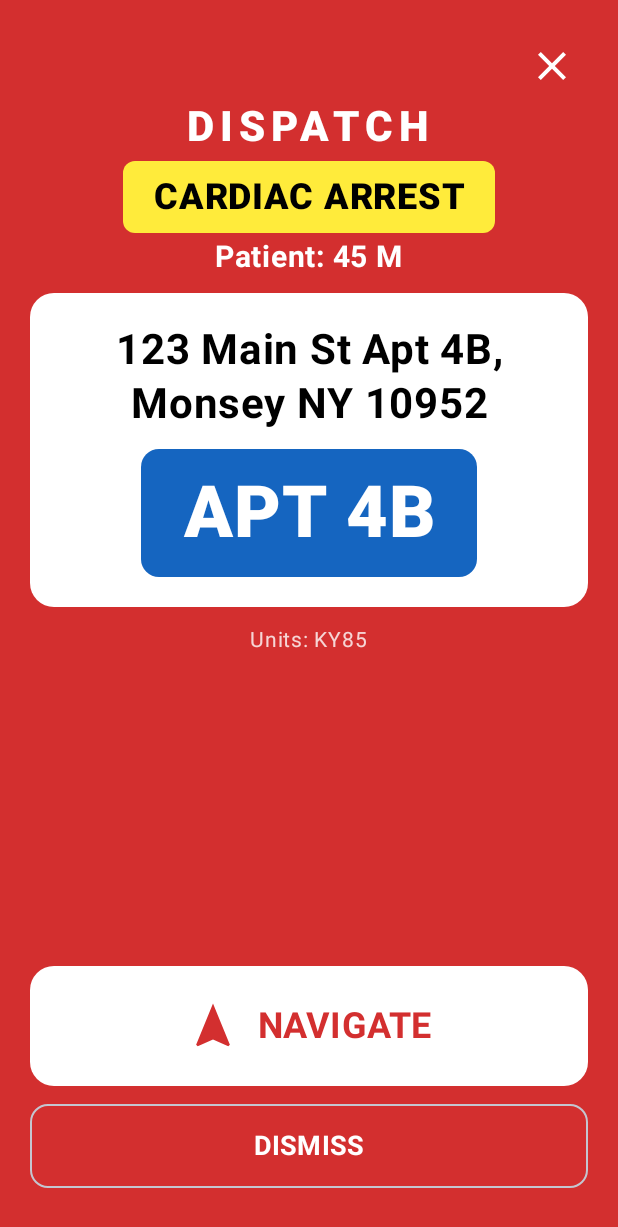
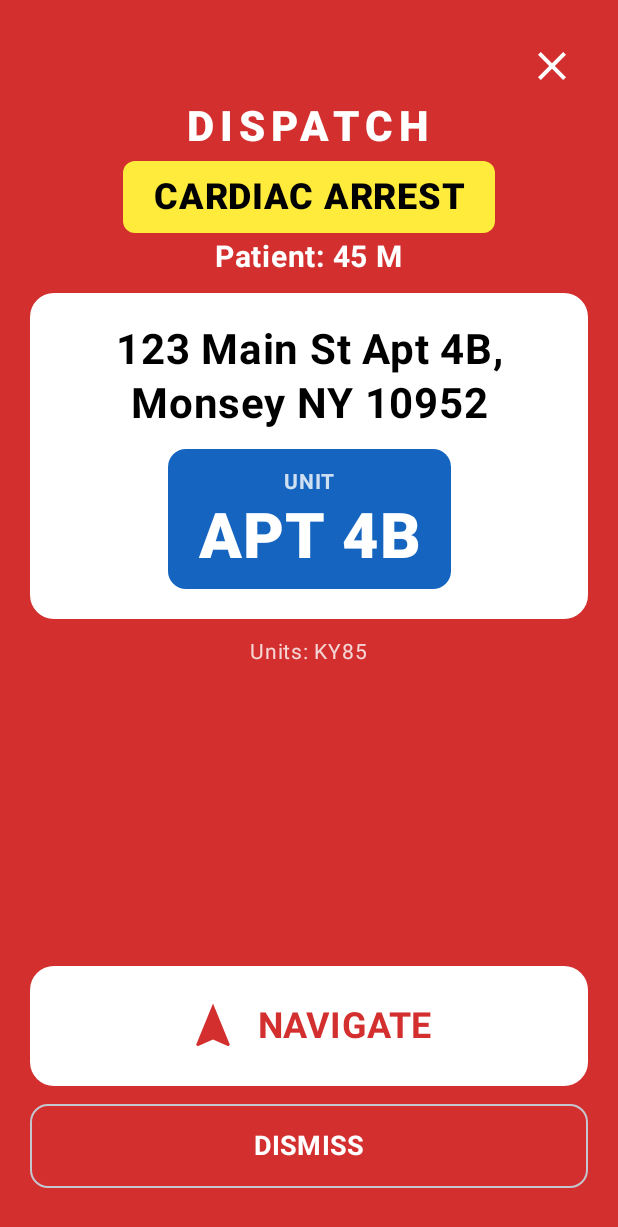
Before and after one commit to moshelandau/Hatzolah, an Android app built with Jetpack Compose: the DashboardScreen screen opened through its navigation route, after a tap on "Test", on a phone screen of 412 x 824 dp. Shown: the top 1227 px of the screen. Run offline under Robolectric (Android 15) with nearby library versions, the phone set to English and light mode, and no system bars; our stand-ins replace Dagger/Hilt's generated code; 1 statement that could not run was skipped; 2 other taps on this screen came first.

Commit message:
Show UNIT and ROOM as separate big badges, strip both from GPS nav
Display:
- UNIT badge (blue): shows #011 extracted from address
- ROOM badge (purple): shows "3" from ROOM: field
- Both displayed as big 42sp text with labels so responder sees at a glance

Navigation:
- Both #011 and room info stripped from address before sending to Maps
- "3 Hamaspik Way, Monroe 10950" navigates correctly now

Data flow: room field now passed through entire chain:
  Parser -> NotifHelper -> DispatchAlertActivity -> Composable

https://claude.ai/code/session_014BvA1mtRJTLkHSHpZQewtW

```diff
--- a/app/src/main/java/com/hatzolah/app/service/DispatchNotificationListener.kt
+++ b/app/src/main/java/com/hatzolah/app/service/DispatchNotificationListener.kt
@@ -76,7 +76,8 @@ class DispatchNotificationListener : NotificationListenerService() {
                     callType = parsed.callType,
                     rawMessage = messageBody,
                     units = parsed.units,
-                    age = parsed.age
+                    age = parsed.age,
+                    room = parsed.room
                 )
             } catch (_: Throwable) { /* don't crash the listener */ }
         }
--- a/app/src/main/java/com/hatzolah/app/service/SmsReceiver.kt
+++ b/app/src/main/java/com/hatzolah/app/service/SmsReceiver.kt
@@ -66,7 +66,8 @@ class SmsReceiver : BroadcastReceiver() {
                             callType = parsed.callType,
                             rawMessage = body,
                             units = parsed.units,
-                            age = parsed.age
+                            age = parsed.age,
+                            room = parsed.room
                         )
                     } catch (_: Throwable) { /* don't crash receiver */ }
                 }
--- a/app/src/main/java/com/hatzolah/app/ui/DispatchAlertActivity.kt
+++ b/app/src/main/java/com/hatzolah/app/ui/DispatchAlertActivity.kt
@@ -45,14 +45,16 @@ class DispatchAlertActivity : ComponentActivity() {
         const val EXTRA_RAW_MESSAGE = "dispatch_raw_message"
         const val EXTRA_UNITS = "dispatch_units"
         const val EXTRA_AGE = "dispatch_age"
+        const val EXTRA_ROOM = "dispatch_room"
 
-        fun createIntent(context: Context, address: String, callType: String, rawMessage: String, units: String = "", age: String = ""): Intent {
+        fun createIntent(context: Context, address: String, callType: String, rawMessage: String, units: String = "", age: String = "", room: String = ""): Intent {
             return Intent(context, DispatchAlertActivity::class.java).apply {
                 putExtra(EXTRA_ADDRESS, address)
                 putExtra(EXTRA_CALL_TYPE, callType)
                 putExtra(EXTRA_RAW_MESSAGE, rawMessage)
                 putExtra(EXTRA_UNITS, units)
                 putExtra(EXTRA_AGE, age)
+                putExtra(EXTRA_ROOM, room)
                 addFlags(Intent.FLAG_ACTIVITY_NEW_TASK)
                 addFlags(Intent.FLAG_ACTIVITY_CLEAR_TOP)
                 addFlags(Intent.FLAG_ACTIVITY_SINGLE_TOP)
@@ -84,8 +86,9 @@ class DispatchAlertActivity : ComponentActivity() {
         val rawMessage = intent.getStringExtra(EXTRA_RAW_MESSAGE) ?: ""
         val units = intent.getStringExtra(EXTRA_UNITS) ?: ""
         val age = intent.getStringExtra(EXTRA_AGE) ?: ""
+        val room = intent.getStringExtra(EXTRA_ROOM) ?: ""
 
-        // Parse unit number from address
+        // Extract unit number from address (e.g. #011 from "3 Hamaspik Way #011")
         val unitNumber = extractUnitNumber(address)
 
         setContent {
@@ -94,6 +97,7 @@ class DispatchAlertActivity : ComponentActivity() {
                     address = address,
                     callType = callType,
                     unitNumber = unitNumber,
+                    room = room,
                     rawMessage = rawMessage,
                     units = units,
                     age = age,
@@ -190,6 +194,7 @@ fun DispatchAlertScreen(
     address: String,
     callType: String,
     unitNumber: String,
+    room: String = "",
     rawMessage: String,
     units: String = "",
     age: String = "",
@@ -291,21 +296,67 @@ fun DispatchAlertScreen(
                         lineHeight = 36.sp
                     )
 
-                    // Unit number - extra large
+                    // Unit + Room - shown big so responder can see at a glance
+                    if (unitNumber.isNotBlank() || room.isNotBlank()) {
+                        Spacer(modifier = Modifier.height(12.dp))
+                        Row(
+                            modifier = Modifier.fillMaxWidth(),
+                            horizontalArrangement = Arrangement.Center,
+                            verticalAlignment = Alignment.CenterVertically
+                        ) {
                             if (unitNumber.isNotBlank()) {
-                        Spacer(modifier = Modifier.height(12.dp))
                                 Card(
                                     colors = CardDefaults.cardColors(containerColor = Color(0xFF1565C0)),
                                     shape = RoundedCornerShape(12.dp)
                                 ) {
+                                    Column(
+                                        horizontalAlignment = Alignment.CenterHorizontally,
+                                        modifier = Modifier.padding(horizontal = 20.dp, vertical = 10.dp)
+                                    ) {
+                                        Text(
+                                            text = "UNIT",
+                                            fontSize = 14.sp,
+                                            fontWeight = FontWeight.Bold,
+                                            color = Color.White.copy(alpha = 0.8f)
+                                        )
                                         Text(
                                             text = unitNumber.uppercase(),
-                                fontSize = 48.sp,
+                                            fontSize = 42.sp,
                                             fontWeight = FontWeight.Black,
                                             color = Color.White,
-                                modifier = Modifier.padding(horizontal = 28.dp, vertical = 14.dp),
                                             textAlign = TextAlign.Center
                                         )
+                                    }
+                                }
+                            }
+                            if (unitNumber.isNotBlank() && room.isNotBlank()) {
+                                Spacer(modifier = Modifier.width(12.dp))
+                            }
+                            if (room.isNotBlank()) {
+                                Card(
+                                    colors = CardDefaults.cardColors(containerColor = Color(0xFF6A1B9A)),
+                                    shape = RoundedCornerShape(12.dp)
+                                ) {
+                                    Column(
+                                        horizontalAlignment = Alignment.CenterHorizontally,
+                                        modifier = Modifier.padding(horizontal = 20.dp, vertical = 10.dp)
+                                    ) {
+                                        Text(
+                                            text = "ROOM",
+                                            fontSize = 14.sp,
+                                            fontWeight = FontWeight.Bold,
+                                            color = Color.White.copy(alpha = 0.8f)
+                                        )
+                                        Text(
+                                            text = room,
+                                            fontSize = 42.sp,
+                                            fontWeight = FontWeight.Black,
+                                            color = Color.White,
+                                            textAlign = TextAlign.Center
+                                        )
+                                    }
+                                }
+                            }
                         }
                     }
                 }
--- a/app/src/main/java/com/hatzolah/app/util/DispatchNotificationHelper.kt
+++ b/app/src/main/java/com/hatzolah/app/util/DispatchNotificationHelper.kt
@@ -47,7 +47,8 @@ class DispatchNotificationHelper @Inject constructor(
         callType: String = "",
         rawMessage: String = "",
         units: String = "",
-        age: String = ""
+        age: String = "",
+        room: String = ""
     ) {
         // Persist the dispatch so it can be re-shown when user unfolds/unlocks
         preferencesManager.setActiveDispatch(address, callType, rawMessage, units, age)
@@ -86,7 +87,7 @@ class DispatchNotificationHelper @Inject constructor(
 
         try {
             val alertIntent = DispatchAlertActivity.createIntent(
-                context, address, callType, rawMessage, units, age
+                context, address, callType, rawMessage, units, age, room
             )
             val alertPendingIntent = PendingIntent.getActivity(
                 context, alertRequestCode, alertIntent,
```
Lines whose indentation alone changed are shown as unchanged.
